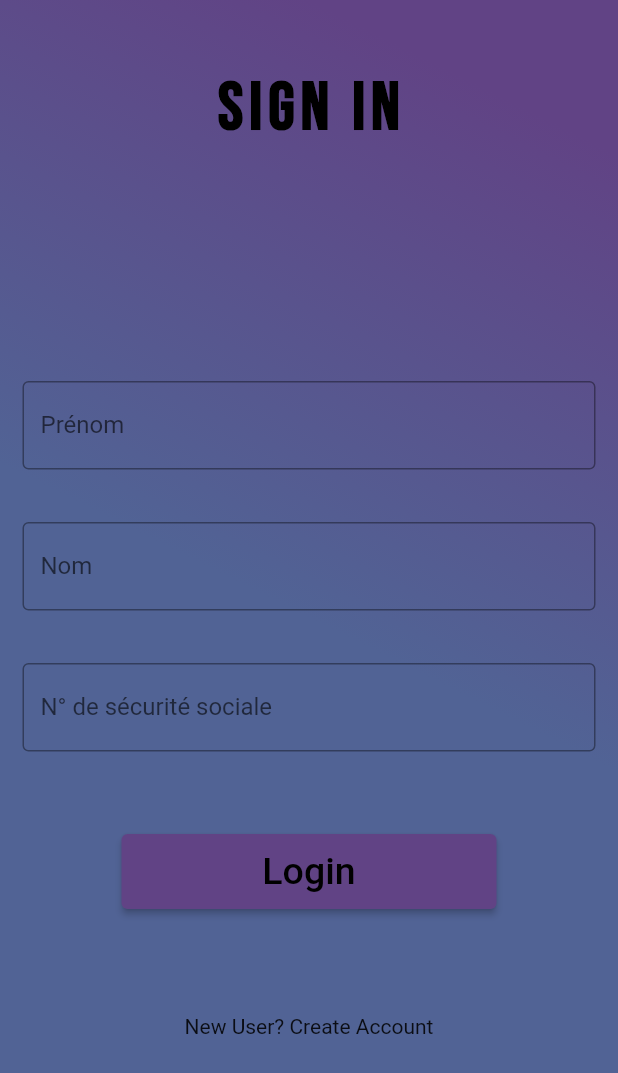
After one commit to Nokimalos/HackatonStarton, a Flutter app: the Login screen opened directly, on a phone screen of 412 x 824 dp. The commit adds this screen. Shown: the top 1073 px of the screen. Run offline on Flutter 3.47's test engine with Material 2 defaults, Android fonts, the light colour scheme and no system bars; our stand-ins replace blur, google_fonts, hive, lottie, syncfusion_flutter_charts; accounts and stored records are empty.

Commit message:
[ADD] link pages

```diff
--- a/vote_gouv/lib/pages/connected_page.dart
+++ b/vote_gouv/lib/pages/connected_page.dart
@@ -12,6 +12,7 @@ class ConnectedPage extends StatelessWidget {
   @override
   Widget build(BuildContext context) {
     return SingleChildScrollView(
+
         scrollDirection: Axis.vertical,
         child: Column(
           children: [
--- /dev/null
+++ b/vote_gouv/lib/pages/login_page.dart
@@ -0,0 +1,112 @@
+import 'package:flutter/material.dart';
+import 'package:google_fonts/google_fonts.dart';
+import 'package:vote_gouv/pages/connected_page.dart';
+import 'package:vote_gouv/pages/home_page.dart';
+
+class Login extends StatefulWidget {
+  const Login({Key? key}) : super(key: key);
+
+  @override
+  _LoginState createState() => _LoginState();
+}
+
+class _LoginState extends State<Login> {
+  @override
+  Widget build(BuildContext context) {
+    return Scaffold(
+      backgroundColor: Colors.white,
+      body: Container(
+        height: MediaQuery.of(context).size.height,
+        width: MediaQuery.of(context).size.width,
+        decoration: const BoxDecoration(
+            gradient: LinearGradient(
+          begin: Alignment.topRight,
+          end: Alignment.bottomLeft,
+          stops: [
+            0.1,
+            0.5,
+          ],
+          colors: [
+            Color.fromRGBO(97, 67, 133, 1),
+            Color.fromRGBO(81, 99, 149, 1),
+          ],
+        )),
+        child: SingleChildScrollView(
+          child: Column(
+            children: <Widget>[
+              const SizedBox(height: 45),
+              Text(
+                "Sign in",
+                style: GoogleFonts.bebasNeue(
+                  textStyle: const TextStyle(
+                    letterSpacing: 4,
+                    fontSize: 45,
+                    color: Colors.black,
+                    fontWeight: FontWeight.w900,
+                  ),
+                ),
+              ),
+              const SizedBox(height: 155),
+              const Padding(
+                //padding: const EdgeInsets.only(left:15.0,right: 15.0,top:0,bottom: 0),
+                padding: EdgeInsets.symmetric(horizontal: 15),
+                child: TextField(
+                  decoration: InputDecoration(
+                      border: OutlineInputBorder(),
+                      labelText: 'Prénom',
+                      hintText: 'ex: Éric'),
+                ),
+              ),
+              const Padding(
+                padding: EdgeInsets.only(
+                    left: 15.0, right: 15.0, top: 35, bottom: 0),
+                //padding: EdgeInsets.symmetric(horizontal: 15),
+                child: TextField(
+                  obscureText: false,
+                  decoration: InputDecoration(
+                      border: OutlineInputBorder(),
+                      labelText: 'Nom',
+                      hintText: 'ex: Zemmour'),
+                ),
+              ),
+              const Padding(
+                padding: EdgeInsets.only(
+                    left: 15.0, right: 15.0, top: 35, bottom: 0),
+                //padding: EdgeInsets.symmetric(horizontal: 15),
+                child: TextField(
+                  obscureText: false,
+                  decoration: InputDecoration(
+                      border: OutlineInputBorder(),
+                      labelText: 'N° de sécurité sociale',
+                      hintText: '1 85 05 78 006 084 36'),
+                ),
+              ),
+              const SizedBox(height: 55),
+              SizedBox(
+                height: 50,
+                width: 250,
+                child: ElevatedButton(
+                  style: ButtonStyle(
+                      backgroundColor: MaterialStateProperty.all(const Color.fromRGBO(97, 67, 133, 1)),
+                  ),
+                  onPressed: () {
+                    Navigator.push(context,
+                        MaterialPageRoute(builder: (_) => const ConnectedPage()));
+                  },
+                  child: const Text(
+                    'Login',
+                    style: TextStyle(color: Colors.black, fontSize: 25),
+                  ),
+                ),
+              ),
+              const SizedBox(
+                height: 70,
+              ),
+              const Text('New User? Create Account')
+            ],
+          ),
+        ),
+      ),
+    );
+  }
+}
--- a/vote_gouv/lib/pages/vote_page.dart
+++ b/vote_gouv/lib/pages/vote_page.dart
@@ -35,7 +35,7 @@ class _MyVotePageState extends State<MyVotePage> {
               ),
               const SizedBox(height: 5),
               MyElectionCard(
-                  imagelink: "assets/images/présidentielles.jpg",
+                  imagelink: const AssetImage("assets/images/présidentielles.jpg"),
                   name: 'Présidentielles',
                   color: grise,
                   onTap: () {}),
```
Also changed, not shown: vote_gouv/lib/pages/home_page.dart (+27 -26 lines), vote_gouv/lib/widget/card_elections.dart (+17 -3 lines).
